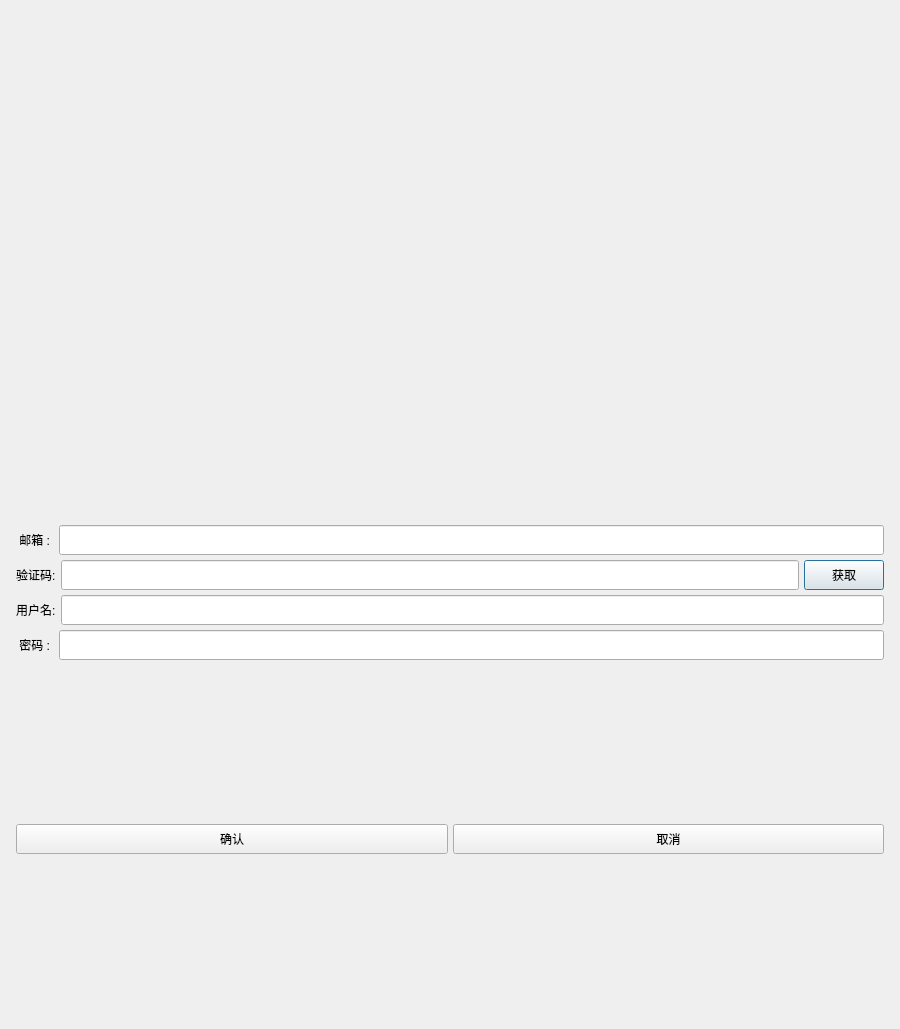
Qt form client/registerdialog.ui (KKKK1723/chat-project) before a commit.
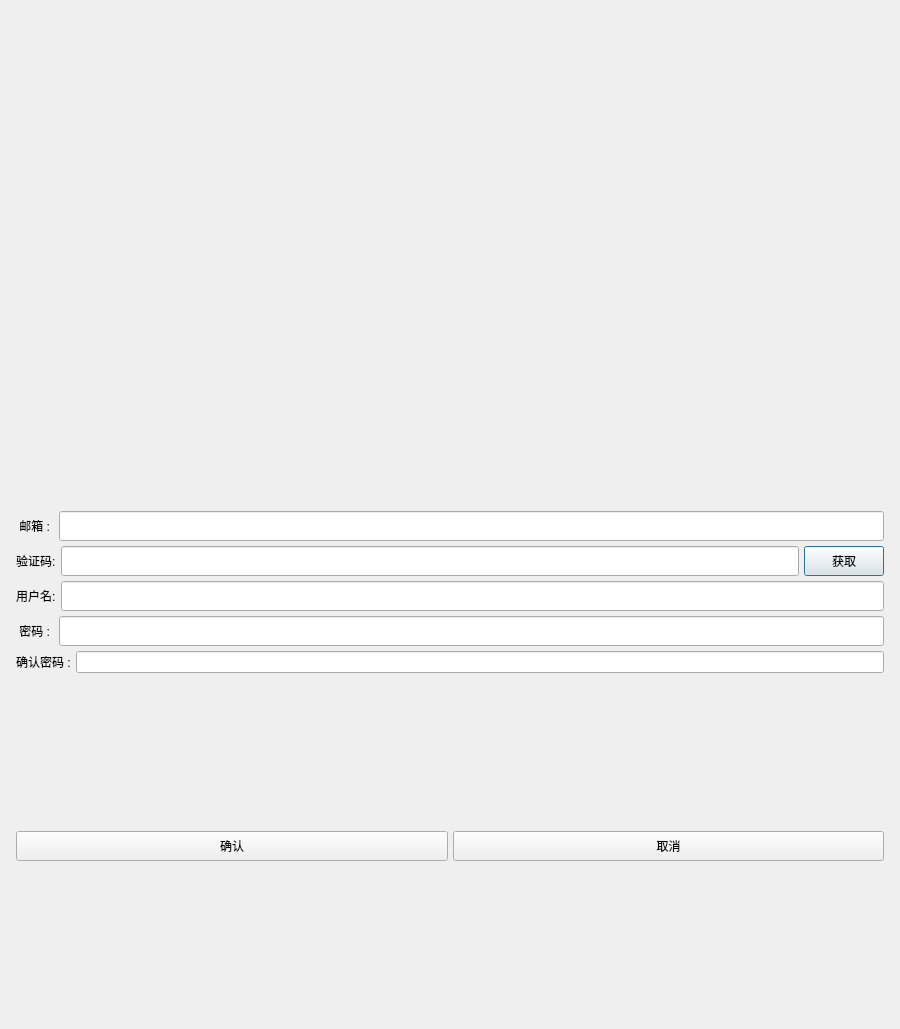
The same form after that commit. Icons and pictures are not drawn.

Commit message: 添加确认密码一栏

The edit to the form file:
```diff
--- a/client/registerdialog.ui
+++ b/client/registerdialog.ui
@@ -299,6 +299,20 @@
        </item>
       </layout>
      </item>
+     <item>
+      <layout class="QHBoxLayout" name="horizontalLayout_9">
+       <item>
+        <widget class="QLabel" name="label_2">
+         <property name="text">
+          <string>确认密码 :</string>
+         </property>
+        </widget>
+       </item>
+       <item>
+        <widget class="QLineEdit" name="lineEdit"/>
+       </item>
+      </layout>
+     </item>
      <item>
       <spacer name="verticalSpacer_3">
        <property name="orientation">
```
Left out of the diff: 4 changed lines with no effect on the pictures.
